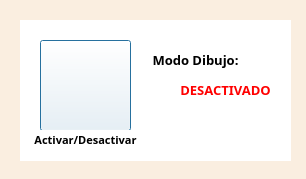
Before: the Qt Designer form funciones/dibujo/DibujoV3_dialog_base.ui in gerardoros/CartograficoQgisPlugin, drawn with Qt 5.
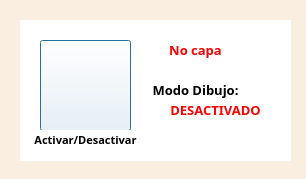
After: the same form once the commit is applied. Icons and pictures are not drawn.

Patch:
```diff
--- a/funciones/dibujo/DibujoV3_dialog_base.ui
+++ b/funciones/dibujo/DibujoV3_dialog_base.ui
@@ -50,8 +50,8 @@
    <widget class="QLabel" name="labelStatus">
     <property name="geometry">
      <rect>
-      <x>150</x>
-      <y>60</y>
+      <x>140</x>
+      <y>80</y>
       <width>111</width>
       <height>21</height>
      </rect>
@@ -127,7 +127,7 @@
     <property name="geometry">
      <rect>
       <x>120</x>
-      <y>30</y>
+      <y>60</y>
       <width>111</width>
       <height>21</height>
      </rect>
@@ -148,6 +148,31 @@
      <string>&lt;html&gt;&lt;head/&gt;&lt;body&gt;&lt;p align=&quot;center&quot;&gt;&lt;span style=&quot; font-weight:600;&quot;&gt;Modo Dibujo:&lt;/span&gt;&lt;/p&gt;&lt;/body&gt;&lt;/html&gt;</string>
     </property>
    </widget>
+   <widget class="QLabel" name="labelCapa">
+    <property name="geometry">
+     <rect>
+      <x>120</x>
+      <y>20</y>
+      <width>111</width>
+      <height>21</height>
+     </rect>
+    </property>
+    <property name="font">
+     <font>
+      <family>Century Gothic</family>
+      <pointsize>10</pointsize>
+      <weight>75</weight>
+      <italic>false</italic>
+      <bold>true</bold>
+     </font>
+    </property>
+    <property name="styleSheet">
+     <string notr="true">color: rgb(255, 0, 0)</string>
+    </property>
+    <property name="text">
+     <string>&lt;html&gt;&lt;head/&gt;&lt;body&gt;&lt;p align=&quot;center&quot;&gt;No capa&lt;/p&gt;&lt;/body&gt;&lt;/html&gt;</string>
+    </property>
+   </widget>
   </widget>
  </widget>
  <resources/>
```
